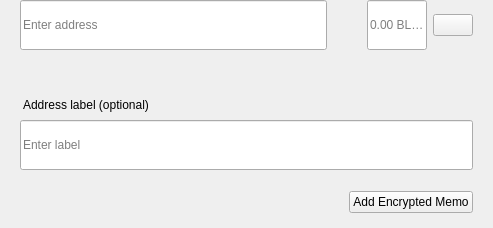
First picture: the form in src/qt/blkc/forms/sendmultirow.ui, repository BlackHatCoin/BlackHatWallet, before the edit.
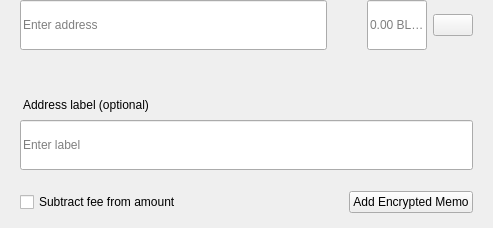
Second picture: the form after the edit.

```diff
--- a/src/qt/blkc/forms/sendmultirow.ui
+++ b/src/qt/blkc/forms/sendmultirow.ui
@@ -347,6 +347,16 @@
          <property name="bottomMargin">
           <number>0</number>
          </property>
+         <item>
+          <widget class="QCheckBox" name="checkboxSubtractFeeFromAmount">
+           <property name="toolTip">
+            <string>The fee will be deducted from the amount being sent. The recipient will receive less BLKC than you enter in the amount field. If multiple recipients are selected, the fee is split equally.</string>
+           </property>
+           <property name="text">
+            <string>Subtract fee from amount</string>
+           </property>
+          </widget>
+         </item>
          <item>
           <spacer name="horizontalSpacer">
            <property name="orientation">
```
